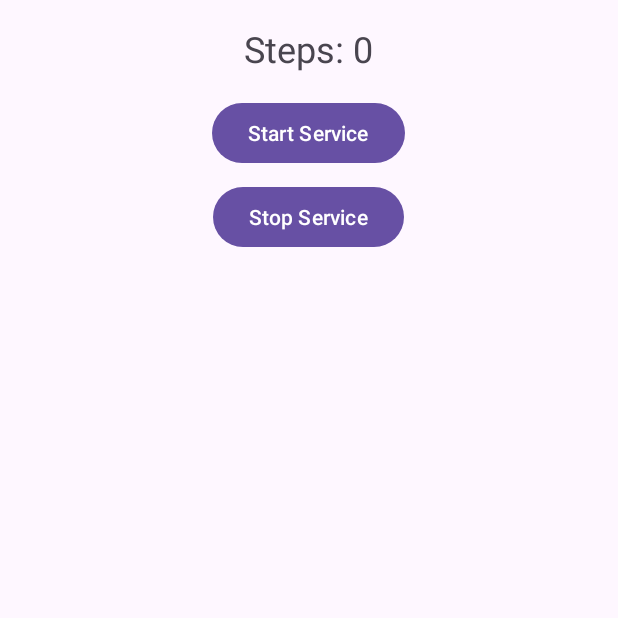
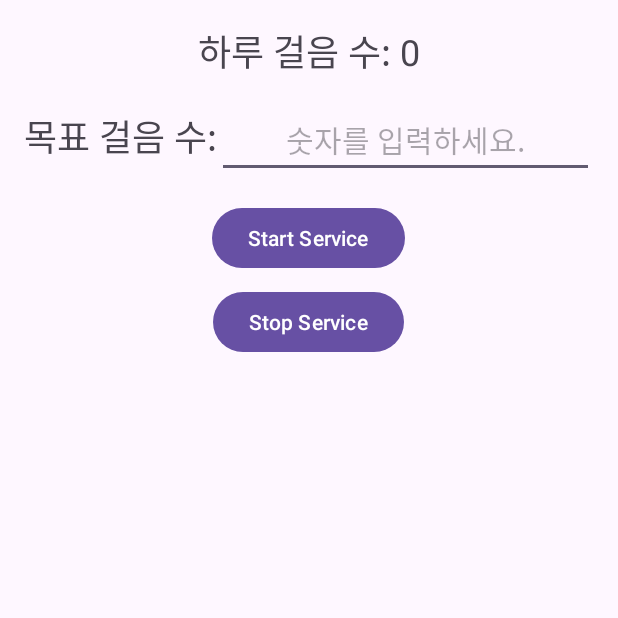
Before and after one commit to CSID-DGU/2023-2-SCS4031-01-introverted_elephant, an Android app: the screen it shows after launch (MainActivity), on a phone screen of 412 x 824 dp, the top half of it. Run offline under Robolectric (Android 15) with nearby library versions, the phone set to English and light mode, and no system bars.

Commit message:
Add 목표 걸음 수 설정 추가

```diff
--- a/activity/app/build.gradle.kts
+++ b/activity/app/build.gradle.kts
@@ -39,5 +39,5 @@ dependencies {
     testImplementation("junit:junit:4.13.2")
     androidTestImplementation("androidx.test.ext:junit:1.1.5")
     androidTestImplementation("androidx.test.espresso:espresso-core:3.5.1")
-    implementation("com.google.android.gms:play-services-fitness:21.1.0")
+    implementation("com.google.android.gms:play-services-fitness:21.1.0") //활동부분
 }
--- a/activity/app/src/main/java/com/example/test/MainActivity.java
+++ b/activity/app/src/main/java/com/example/test/MainActivity.java
@@ -13,6 +13,7 @@ import android.util.Log;
 import android.view.View;
 import android.content.Intent;
 import android.widget.Button;
+import android.widget.EditText;
 import android.widget.TextView;
 
 import com.example.test.R;
@@ -23,6 +24,7 @@ public class MainActivity extends AppCompatActivity {
     private TextView tvSteps;
     private Button btnStartService, btnStopService;
     private StepReceiver stepReceiver;
+    private EditText numberEditText;
 
     @Override
     protected void onCreate(Bundle savedInstanceState) {
@@ -33,6 +35,7 @@ public class MainActivity extends AppCompatActivity {
         btnStartService = findViewById(R.id.btnStartService);
         btnStopService = findViewById(R.id.btnStopService);
         stepReceiver = new StepReceiver();
+        numberEditText = findViewById(R.id.numberEditText);
 
         // 이 예제에서는 걸음 수를 실시간으로 업데이트하지 않았습니다.
         // BroadcastReceiver나 다른 메커니즘을 사용하여 실시간으로 걸음 수를 업데이트할 수 있습니다.
@@ -52,6 +55,11 @@ public class MainActivity extends AppCompatActivity {
                 stopStepCounterService();
             }
         });
+    }
+
+    public void onButtonClick(View view){
+        //EditText에서 입력된 숫자를 가져옵니다.
+        String inputText = numberEditText.getText().toString();
     }
     @Override
     protected void onResume() {
--- a/activity/app/src/main/java/com/example/test/StepCounterService.java
+++ b/activity/app/src/main/java/com/example/test/StepCounterService.java
@@ -108,7 +108,7 @@ public class StepCounterService extends Service implements SensorEventListener {
 
         return new NotificationCompat.Builder(this, CHANNEL_ID)
                 .setContentTitle("Step Counter")
-                .setContentText("Steps: " + steps)
+                .setContentText("하루 걸음 수: " + steps)
                 .setSmallIcon(R.drawable.ic_launcher_foreground)
                 .setContentIntent(pendingIntent)
                 .build();
--- a/activity/app/src/main/res/layout/activity_main.xml
+++ b/activity/app/src/main/res/layout/activity_main.xml
@@ -12,10 +12,37 @@
         android:id="@+id/tvSteps"
         android:layout_width="wrap_content"
         android:layout_height="wrap_content"
-        android:text="Steps: 0"
+        android:text="하루 걸음 수: 0"
         android:textSize="24sp"
         android:layout_gravity="center_horizontal"
         android:layout_marginBottom="16dp"/>
+
+    <LinearLayout
+        android:layout_width="match_parent"
+        android:layout_height="wrap_content"
+        android:layout_marginBottom="16dp"
+        android:orientation="horizontal">
+
+        <TextView
+            android:layout_width="wrap_content"
+            android:layout_height="wrap_content"
+            android:text="목표 걸음 수:"
+            android:textSize="24sp"
+            android:gravity="center_vertical"/>
+
+        <EditText
+            android:id="@+id/numberEditText"
+            android:layout_width="0dp"
+            android:layout_weight="1"
+            android:layout_height="wrap_content"
+            android:hint="숫자를 입력하세요."
+            android:textSize="20sp"
+            android:gravity="center"/>
+
+    </LinearLayout>
+
+
+
 
     <Button
         android:id="@+id/btnStartService"
@@ -29,7 +56,7 @@
         android:id="@+id/btnStopService"
         android:layout_width="wrap_content"
         android:layout_height="wrap_content"
-        android:text="Stop Service"
-        android:layout_gravity="center_horizontal"/>
+        android:layout_gravity="center_horizontal"
+        android:text="Stop Service" />
 
 </LinearLayout>
```
